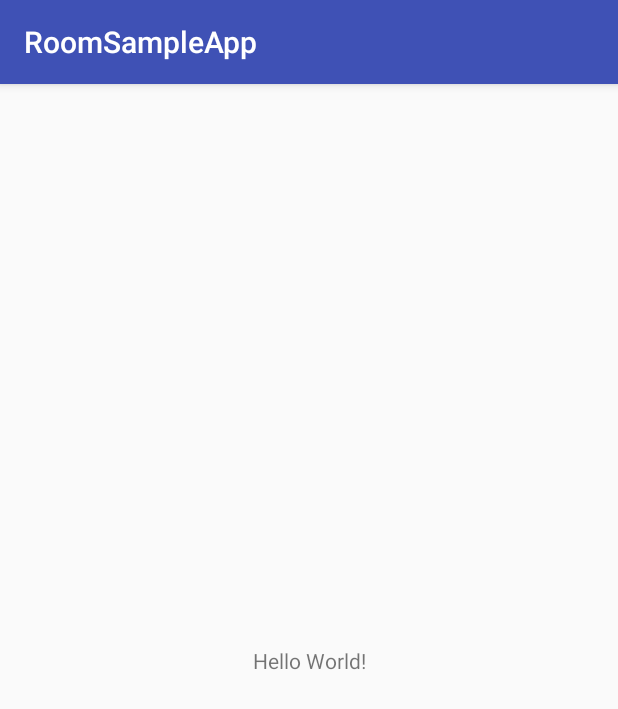
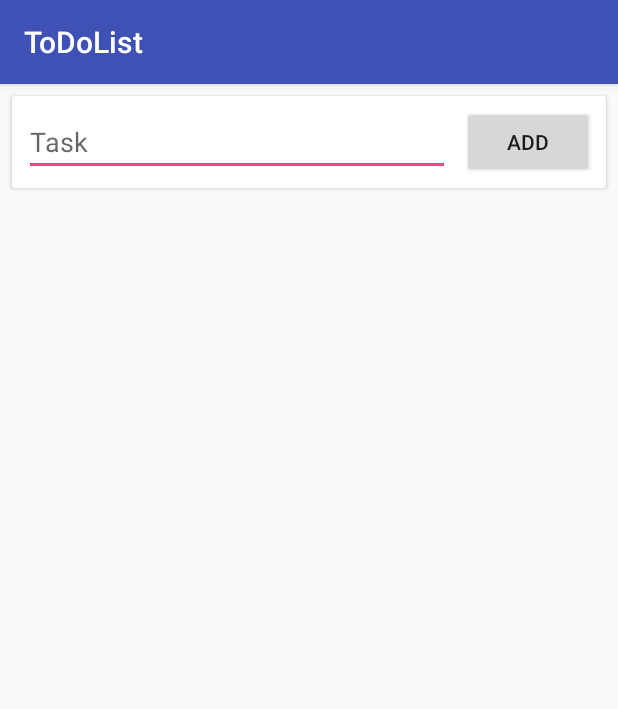
Before and after one commit to theFrantic/RoomSampleApp, an Android app: the screen it shows after launch (ToDoActivity), on a phone screen of 412 x 824 dp. Shown: the top 709 px of the screen. Run offline under Robolectric (Android 15) with nearby library versions, the phone set to English and light mode, and no system bars.

Commit message:
Define UI resources

```diff
--- a/app/src/main/res/layout/activity_to_do.xml
+++ b/app/src/main/res/layout/activity_to_do.xml
@@ -4,15 +4,52 @@
     xmlns:tools="http://schemas.android.com/tools"
     android:layout_width="match_parent"
     android:layout_height="match_parent"
-    tools:context="com.whilchy.roomsampleapp.ui.ToDoActivity">
+    android:fitsSystemWindows="true"
+    tools:context="com.manijshrestha.todolist.ui.ToDoActivity">
 
-    <TextView
-        android:layout_width="wrap_content"
+    <android.support.v7.widget.CardView
+        android:layout_width="0dp"
         android:layout_height="wrap_content"
-        android:text="Hello World!"
+        android:layout_marginEnd="8dp"
+        android:layout_marginStart="8dp"
+        android:layout_marginTop="8dp"
+        app:layout_constraintEnd_toEndOf="parent"
+        app:layout_constraintStart_toStartOf="parent"
+        app:layout_constraintTop_toTopOf="parent">
+
+        <LinearLayout
+            android:layout_width="match_parent"
+            android:layout_height="wrap_content"
+            android:orientation="horizontal">
+
+            <EditText
+                android:id="@+id/task_et"
+                android:layout_width="0dp"
+                android:layout_height="wrap_content"
+                android:layout_margin="8dp"
+                android:layout_weight="1"
+                android:hint="@string/task" />
+
+            <Button
+                android:id="@+id/add_btn"
+                android:layout_width="wrap_content"
+                android:layout_height="wrap_content"
+                android:layout_gravity="center_vertical"
+                android:layout_marginEnd="8dp"
+                android:text="@string/add" />
+        </LinearLayout>
+    </android.support.v7.widget.CardView>
+
+    <android.support.v7.widget.RecyclerView
+        android:id="@+id/tasks_rv"
+        android:layout_width="0dp"
+        android:layout_height="0dp"
+        android:clipToPadding="false"
+        android:paddingTop="72dp"
         app:layout_constraintBottom_toBottomOf="parent"
-        app:layout_constraintLeft_toLeftOf="parent"
-        app:layout_constraintRight_toRightOf="parent"
-        app:layout_constraintTop_toTopOf="parent" />
+        app:layout_constraintEnd_toEndOf="parent"
+        app:layout_constraintStart_toStartOf="parent"
+        app:layout_constraintTop_toTopOf="parent"
+        tools:listitem="@layout/item_to_do" />
 
 </android.support.constraint.ConstraintLayout>
--- /dev/null
+++ b/app/src/main/res/layout/item_to_do.xml
@@ -0,0 +1,10 @@
+<?xml version="1.0" encoding="utf-8"?>
+<CheckBox xmlns:android="http://schemas.android.com/apk/res/android"
+    xmlns:tools="http://schemas.android.com/tools"
+    android:id="@+id/task_cb"
+    android:layout_width="match_parent"
+    android:layout_height="?attr/listPreferredItemHeight"
+    android:layout_marginEnd="8dp"
+    android:layout_marginStart="8dp"
+    android:textSize="20sp"
+    tools:text="Try out Room" />
--- a/app/src/main/res/values/strings.xml
+++ b/app/src/main/res/values/strings.xml
@@ -1,3 +1,5 @@
 <resources>
-    <string name="app_name">RoomSampleApp</string>
+    <string name="app_name">ToDoList</string>
+    <string name="task">Task</string>
+    <string name="add">Add</string>
 </resources>
```
